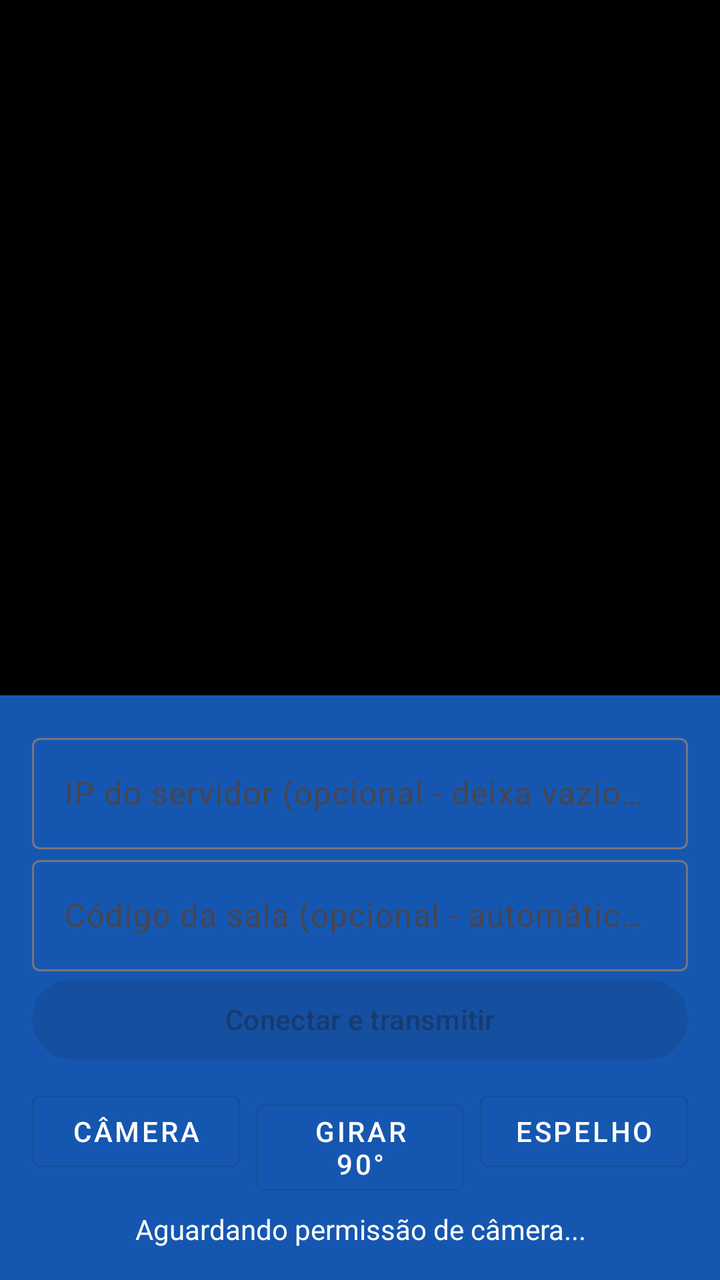
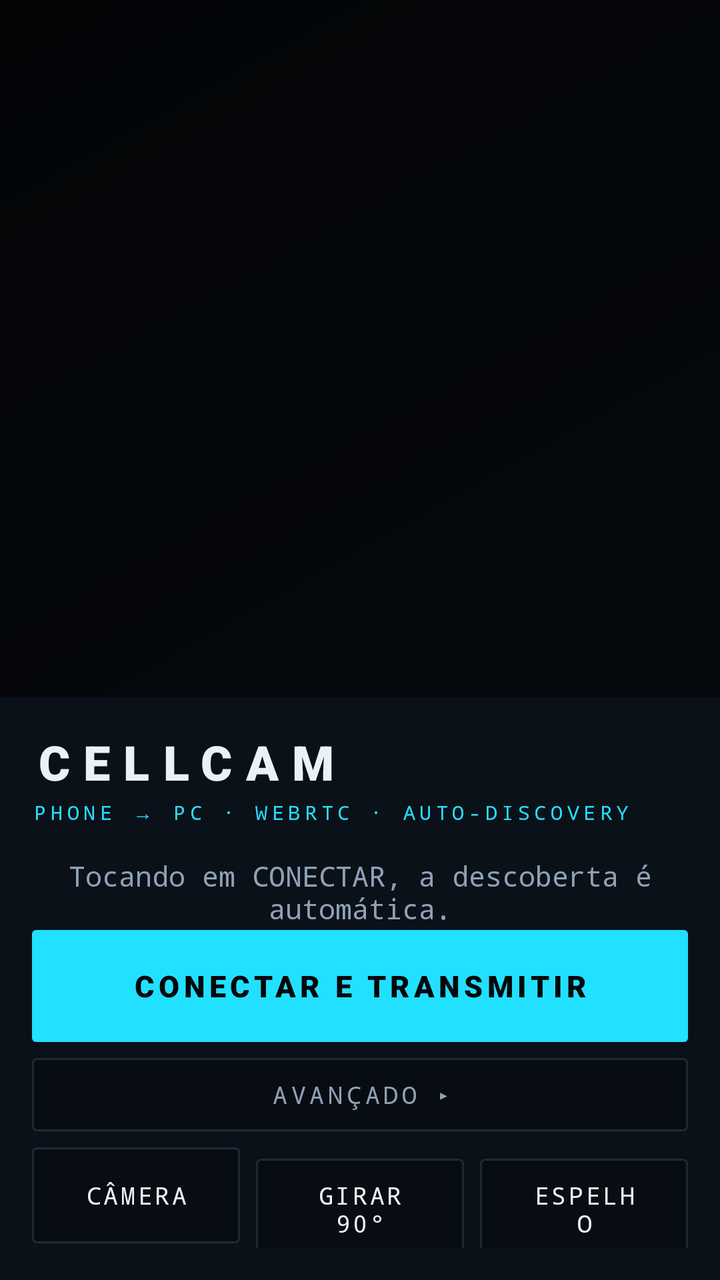

Compare the two renders of this Android layout. The source of the first and the diff that turns it into the second are given below.
<!-- AndroidManifest.xml: application theme Theme.CellCam -->
<!-- res/layout/activity_main.xml -->
<?xml version="1.0" encoding="utf-8"?>
<androidx.constraintlayout.widget.ConstraintLayout xmlns:android="http://schemas.android.com/apk/res/android"
    xmlns:app="http://schemas.android.com/apk/res-auto"
    xmlns:tools="http://schemas.android.com/tools"
    android:layout_width="match_parent"
    android:layout_height="match_parent"
    android:background="@color/black"
    android:keepScreenOn="true"
    tools:context=".MainActivity">

    <org.webrtc.SurfaceViewRenderer
        android:id="@+id/localPreview"
        android:layout_width="0dp"
        android:layout_height="0dp"
        android:visibility="gone"
        app:layout_constraintTop_toTopOf="parent"
        app:layout_constraintStart_toStartOf="parent"
        app:layout_constraintEnd_toEndOf="parent"
        app:layout_constraintBottom_toTopOf="@id/controlPanel" />

    <LinearLayout
        android:id="@+id/controlPanel"
        android:layout_width="0dp"
        android:layout_height="wrap_content"
        android:orientation="vertical"
        android:padding="16dp"
        android:background="@color/primary_dark"
        app:layout_constraintBottom_toBottomOf="parent"
        app:layout_constraintStart_toStartOf="parent"
        app:layout_constraintEnd_toEndOf="parent">

        <com.google.android.material.textfield.TextInputLayout
            android:id="@+id/serverInputLayout"
            android:layout_width="match_parent"
            android:layout_height="wrap_content"
            android:hint="IP do servidor (opcional - deixa vazio para encontrar automático)"
            app:boxBackgroundColor="@android:color/transparent"
            app:hintTextColor="@android:color/white">

            <com.google.android.material.textfield.TextInputEditText
                android:id="@+id/serverIpInput"
                android:layout_width="match_parent"
                android:layout_height="wrap_content"
                android:inputType="text"
                android:textColor="@android:color/white"
                android:singleLine="true" />
        </com.google.android.material.textfield.TextInputLayout>

        <com.google.android.material.textfield.TextInputLayout
            android:id="@+id/roomInputLayout"
            android:layout_width="match_parent"
            android:layout_height="wrap_content"
            android:hint="Código da sala (opcional - automático pela descoberta)"
            app:boxBackgroundColor="@android:color/transparent"
            app:hintTextColor="@android:color/white">

            <com.google.android.material.textfield.TextInputEditText
                android:id="@+id/roomCodeInput"
                android:layout_width="match_parent"
                android:layout_height="wrap_content"
                android:inputType="number"
                android:maxLength="6"
                android:textColor="@android:color/white"
                android:singleLine="true" />
        </com.google.android.material.textfield.TextInputLayout>

        <com.google.android.material.button.MaterialButton
            android:id="@+id/connectButton"
            android:layout_width="match_parent"
            android:layout_height="wrap_content"
            android:text="Conectar e transmitir"
            android:enabled="false" />

        <LinearLayout
            android:layout_width="match_parent"
            android:layout_height="wrap_content"
            android:layout_marginTop="8dp"
            android:orientation="horizontal">

            <com.google.android.material.button.MaterialButton
                android:id="@+id/cameraButton"
                style="@style/Widget.MaterialComponents.Button.OutlinedButton"
                android:layout_width="0dp"
                android:layout_height="wrap_content"
                android:layout_weight="1"
                android:layout_marginEnd="8dp"
                android:text="Câmera"
                android:textColor="@android:color/white"
                android:enabled="false" />

            <com.google.android.material.button.MaterialButton
                android:id="@+id/rotateButton"
                style="@style/Widget.MaterialComponents.Button.OutlinedButton"
                android:layout_width="0dp"
                android:layout_height="wrap_content"
                android:layout_weight="1"
                android:layout_marginEnd="8dp"
                android:text="Girar 90°"
                android:textColor="@android:color/white"
                android:enabled="false" />

            <com.google.android.material.button.MaterialButton
                android:id="@+id/mirrorButton"
                style="@style/Widget.MaterialComponents.Button.OutlinedButton"
                android:layout_width="0dp"
                android:layout_height="wrap_content"
                android:layout_weight="1"
                android:text="Espelho"
                android:textColor="@android:color/white"
                android:enabled="false" />
        </LinearLayout>

        <TextView
            android:id="@+id/statusText"
            android:layout_width="match_parent"
            android:layout_height="wrap_content"
            android:layout_marginTop="8dp"
            android:gravity="center"
            android:text="Aguardando permissão de câmera..."
            android:textColor="@android:color/white"
            android:textSize="14sp" />
    </LinearLayout>

</androidx.constraintlayout.widget.ConstraintLayout>
<!-- resources referenced by this layout -->
<resources>
  <color name="black">#000000</color>
  <color name="primary_dark">#1557B0</color>
  <style name="Theme.CellCam" parent="Theme.Material3.DayNight.NoActionBar">
          <item name="colorPrimary">@color/primary</item>
          <item name="colorOnPrimary">@android:color/white</item>
      </style>
  <color name="primary">#1A73E8</color>
</resources>

<!-- the commit's change to res/layout/activity_main.xml (unified diff, before → after) -->
@@ -4,7 +4,7 @@
     xmlns:tools="http://schemas.android.com/tools"
     android:layout_width="match_parent"
     android:layout_height="match_parent"
-    android:background="@color/black"
+    android:background="@drawable/bg_app"
     android:keepScreenOn="true"
     tools:context=".MainActivity">
 
@@ -24,53 +24,163 @@
         android:layout_height="wrap_content"
         android:orientation="vertical"
         android:padding="16dp"
-        android:background="@color/primary_dark"
+        android:background="@color/bg_panel"
         app:layout_constraintBottom_toBottomOf="parent"
         app:layout_constraintStart_toStartOf="parent"
         app:layout_constraintEnd_toEndOf="parent">
 
-        <com.google.android.material.textfield.TextInputLayout
-            android:id="@+id/serverInputLayout"
-            android:layout_width="match_parent"
-            android:layout_height="wrap_content"
-            android:hint="IP do servidor (opcional - deixa vazio para encontrar automático)"
-            app:boxBackgroundColor="@android:color/transparent"
-            app:hintTextColor="@android:color/white">
-
-            <com.google.android.material.textfield.TextInputEditText
+        
+        <TextView
+            android:id="@+id/appTitle"
+            android:layout_width="match_parent"
+            android:layout_height="wrap_content"
+            android:fontFamily="sans-serif-black"
+            android:letterSpacing="0.28"
+            android:text="CELLCAM"
+            android:textAllCaps="true"
+            android:textColor="@color/text"
+            android:textSize="24sp" />
+
+        <TextView
+            android:id="@+id/appSubtitle"
+            android:layout_width="match_parent"
+            android:layout_height="wrap_content"
+            android:layout_marginTop="2dp"
+            android:fontFamily="monospace"
+            android:letterSpacing="0.22"
+            android:text="PHONE → PC · WEBRTC · AUTO-DISCOVERY"
+            android:textAllCaps="true"
+            android:textColor="@color/accent"
+            android:textSize="10sp" />
+
+        
+        <TextView
+            android:id="@+id/statusText"
+            android:layout_width="match_parent"
+            android:layout_height="wrap_content"
+            android:layout_marginTop="14dp"
+            android:gravity="center"
+            android:minHeight="38dp"
+            android:text="Tocando em CONECTAR, a descoberta é automática."
+            android:textColor="@color/text_dim"
+            android:textSize="14sp"
+            android:fontFamily="monospace" />
+
+        
+        <com.google.android.material.button.MaterialButton
+            android:id="@+id/connectButton"
+            android:layout_width="match_parent"
+            android:layout_height="56dp"
+            android:background="@drawable/bg_btn_primary"
+            android:letterSpacing="0.14"
+            android:text="CONECTAR E TRANSMITIR"
+            android:textAllCaps="true"
+            android:textColor="@color/bg"
+            android:textSize="15sp"
+            android:fontFamily="sans-serif-black"
+            android:textStyle="bold"
+            android:enabled="false"
+            app:backgroundTint="@null"
+            app:cornerRadius="2dp"
+            app:rippleColor="#22000000" />
+
+        
+        <TextView
+            android:id="@+id/devicesHeader"
+            android:layout_width="match_parent"
+            android:layout_height="wrap_content"
+            android:layout_marginTop="12dp"
+            android:background="@drawable/bg_btn_outline"
+            android:clickable="true"
+            android:focusable="true"
+            android:fontFamily="monospace"
+            android:gravity="center"
+            android:letterSpacing="0.16"
+            android:padding="10dp"
+            android:text="DISPOSITIVOS ENCONTRADOS ▸"
+            android:textAllCaps="true"
+            android:textColor="@color/accent"
+            android:textSize="12sp"
+            android:visibility="gone" />
+
+        <LinearLayout
+            android:id="@+id/deviceList"
+            android:layout_width="match_parent"
+            android:layout_height="wrap_content"
+            android:orientation="vertical"
+            android:visibility="gone" />
+
+        
+        <TextView
+            android:id="@+id/advancedHeader"
+            android:layout_width="match_parent"
+            android:layout_height="wrap_content"
+            android:layout_marginTop="8dp"
+            android:background="@drawable/bg_panel_dark"
+            android:clickable="true"
+            android:focusable="true"
+            android:fontFamily="monospace"
+            android:gravity="center"
+            android:letterSpacing="0.16"
+            android:padding="10dp"
+            android:text="AVANÇADO ▸"
+            android:textAllCaps="true"
+            android:textColor="@color/text_dim"
+            android:textSize="12sp" />
+
+        <LinearLayout
+            android:id="@+id/advancedPanel"
+            android:layout_width="match_parent"
+            android:layout_height="wrap_content"
+            android:orientation="vertical"
+            android:paddingTop="8dp"
+            android:visibility="gone">
+
+            <EditText
                 android:id="@+id/serverIpInput"
                 android:layout_width="match_parent"
                 android:layout_height="wrap_content"
+                android:background="@drawable/bg_input"
+                android:fontFamily="monospace"
+                android:hint="IP do servidor (vazio = automático)"
                 android:inputType="text"
-                android:textColor="@android:color/white"
-                android:singleLine="true" />
-        </com.google.android.material.textfield.TextInputLayout>
-
-        <com.google.android.material.textfield.TextInputLayout
-            android:id="@+id/roomInputLayout"
-            android:layout_width="match_parent"
-            android:layout_height="wrap_content"
-            android:hint="Código da sala (opcional - automático pela descoberta)"
-            app:boxBackgroundColor="@android:color/transparent"
-            app:hintTextColor="@android:color/white">
-
-            <com.google.android.material.textfield.TextInputEditText
+                android:singleLine="true"
+                android:textColor="@color/text"
+                android:textColorHint="@color/text_dim"
+                android:textSize="14sp" />
+
+            <EditText
                 android:id="@+id/roomCodeInput"
                 android:layout_width="match_parent"
                 android:layout_height="wrap_content"
+                android:layout_marginTop="8dp"
+                android:background="@drawable/bg_input"
+                android:fontFamily="monospace"
+                android:hint="Código da sala (vazio = automático)"
                 android:inputType="number"
                 android:maxLength="6"
-                android:textColor="@android:color/white"
-                android:singleLine="true" />
-        </com.google.android.material.textfield.TextInputLayout>
-
-        <com.google.android.material.button.MaterialButton
-            android:id="@+id/connectButton"
-            android:layout_width="match_parent"
-            android:layout_height="wrap_content"
-            android:text="Conectar e transmitir"
-            android:enabled="false" />
-
+                android:singleLine="true"
+                android:textColor="@color/text"
+                android:textColorHint="@color/text_dim"
+                android:textSize="14sp" />
+
+            <com.google.android.material.button.MaterialButton
+                android:id="@+id/manualConnectButton"
+                android:layout_width="match_parent"
+                android:layout_height="wrap_content"
+                android:layout_marginTop="8dp"
+                android:background="@drawable/bg_btn_outline"
+                android:fontFamily="monospace"
+                android:letterSpacing="0.12"
+                android:text="CONECTAR MANUALMENTE"
+                android:textAllCaps="true"
+                android:textColor="@color/accent"
+                android:textSize="13sp"
+                app:backgroundTint="@null"
+                app:cornerRadius="2dp" />
+        </LinearLayout>
+
+        
         <LinearLayout
             android:layout_width="match_parent"
             android:layout_height="wrap_content"
@@ -79,46 +189,55 @@
 
             <com.google.android.material.button.MaterialButton
                 android:id="@+id/cameraButton"
-                style="@style/Widget.MaterialComponents.Button.OutlinedButton"
                 android:layout_width="0dp"
                 android:layout_height="wrap_content"
                 android:layout_weight="1"
                 android:layout_marginEnd="8dp"
-                android:text="Câmera"
-                android:textColor="@android:color/white"
-                android:enabled="false" />
+                android:background="@drawable/bg_panel_dark"
+                android:fontFamily="monospace"
+                android:letterSpacing="0.1"
+                android:text="CÂMERA"
+                android:textAllCaps="true"
+                android:textColor="@color/text"
+                android:textSize="12sp"
+                android:enabled="false"
+                app:backgroundTint="@null"
+                app:cornerRadius="2dp" />
 
             <com.google.android.material.button.MaterialButton
                 android:id="@+id/rotateButton"
-                style="@style/Widget.MaterialComponents.Button.OutlinedButton"
                 android:layout_width="0dp"
                 android:layout_height="wrap_content"
                 android:layout_weight="1"
                 android:layout_marginEnd="8dp"
-                android:text="Girar 90°"
-                android:textColor="@android:color/white"
-                android:enabled="false" />
+                android:background="@drawable/bg_panel_dark"
+                android:fontFamily="monospace"
+                android:letterSpacing="0.1"
+                android:text="GIRAR 90°"
+                android:textAllCaps="true"
+                android:textColor="@color/text"
+                android:textSize="12sp"
+                android:enabled="false"
+                app:backgroundTint="@null"
+                app:cornerRadius="2dp" />
 
             <com.google.android.material.button.MaterialButton
                 android:id="@+id/mirrorButton"
-                style="@style/Widget.MaterialComponents.Button.OutlinedButton"
                 android:layout_width="0dp"
                 android:layout_height="wrap_content"
                 android:layout_weight="1"
-                android:text="Espelho"
-                android:textColor="@android:color/white"
-                android:enabled="false" />
+                android:background="@drawable/bg_panel_dark"
+                android:fontFamily="monospace"
+                android:letterSpacing="0.1"
+                android:text="ESPELHO"
+                android:textAllCaps="true"
+                android:textColor="@color/text"
+                android:textSize="12sp"
+                android:enabled="false"
+                app:backgroundTint="@null"
+                app:cornerRadius="2dp" />
         </LinearLayout>
 
-        <TextView
-            android:id="@+id/statusText"
-            android:layout_width="match_parent"
-            android:layout_height="wrap_content"
-            android:layout_marginTop="8dp"
-            android:gravity="center"
-            android:text="Aguardando permissão de câmera..."
-            android:textColor="@android:color/white"
-            android:textSize="14sp" />
     </LinearLayout>
 
 </androidx.constraintlayout.widget.ConstraintLayout>
<!-- resource entries referenced after the edit -->
@@ -1,11 +1,63 @@
 <!-- resources referenced by this layout -->
 <resources>
-  <color name="black">#000000</color>
-  <color name="primary_dark">#1557B0</color>
-  <style name="Theme.CellCam" parent="Theme.Material3.DayNight.NoActionBar">
+  <color name="accent">#22E0FF</color>
+  <color name="bg">#04070B</color>
+  <color name="bg_panel">#0B1118</color>
+  <color name="text">#EAF2F8</color>
+  <color name="text_dim">#8FA1B5</color>
+  <!-- drawable bg_app (drawable) -->
+  <?xml version="1.0" encoding="utf-8"?>
+  <shape xmlns:android="http://schemas.android.com/apk/res/android">
+      <gradient
+          android:angle="135"
+          android:startColor="#070B11"
+          android:endColor="#030507"
+          android:type="linear" />
+  </shape>
+  <!-- drawable bg_btn_outline (drawable) -->
+  <?xml version="1.0" encoding="utf-8"?>
+  <shape xmlns:android="http://schemas.android.com/apk/res/android">
+      <solid android:color="#0A0F16" />
+      <stroke android:width="1dp" android:color="@color/accent" />
+      <corners android:radius="2dp" />
+  </shape>
+  <!-- drawable bg_btn_primary (drawable) -->
+  <?xml version="1.0" encoding="utf-8"?>
+  <shape xmlns:android="http://schemas.android.com/apk/res/android">
+      <solid android:color="@color/accent" />
+      <corners android:radius="2dp" />
+  </shape>
+  <!-- drawable bg_input (drawable) -->
+  <?xml version="1.0" encoding="utf-8"?>
+  <shape xmlns:android="http://schemas.android.com/apk/res/android">
+      <solid android:color="#0A1017" />
+      <stroke android:width="1dp" android:color="@color/line" />
+      <corners android:radius="2dp" />
+      <padding
+          android:left="12dp"
+          android:top="10dp"
+          android:right="12dp"
+          android:bottom="10dp" />
+  </shape>
+  <!-- drawable bg_panel_dark (drawable) -->
+  <?xml version="1.0" encoding="utf-8"?>
+  <shape xmlns:android="http://schemas.android.com/apk/res/android">
+      <solid android:color="@color/bg_panel_2" />
+      <stroke android:width="1dp" android:color="@color/line" />
+      <corners android:radius="2dp" />
+  </shape>
+  <style name="Theme.CellCam" parent="Theme.Material3.Dark.NoActionBar">
           <item name="colorPrimary">@color/primary</item>
-          <item name="colorOnPrimary">@android:color/white</item>
+          <item name="colorOnPrimary">@color/bg</item>
+          <item name="android:windowBackground">@color/bg</item>
+          <item name="android:colorBackground">@color/bg</item>
+          <item name="android:navigationBarColor">@color/bg_panel_2</item>
+          <item name="android:statusBarColor">@color/bg_panel_2</item>
+          <item name="android:textColorPrimary">@color/text</item>
+          <item name="android:windowLightStatusBar">false</item>
       </style>
-  <color name="primary">#1A73E8</color>
+  <color name="line">#1E2A38</color>
+  <color name="bg_panel_2">#080D13</color>
+  <color name="primary">#22E0FF</color>
 </resources>
 
